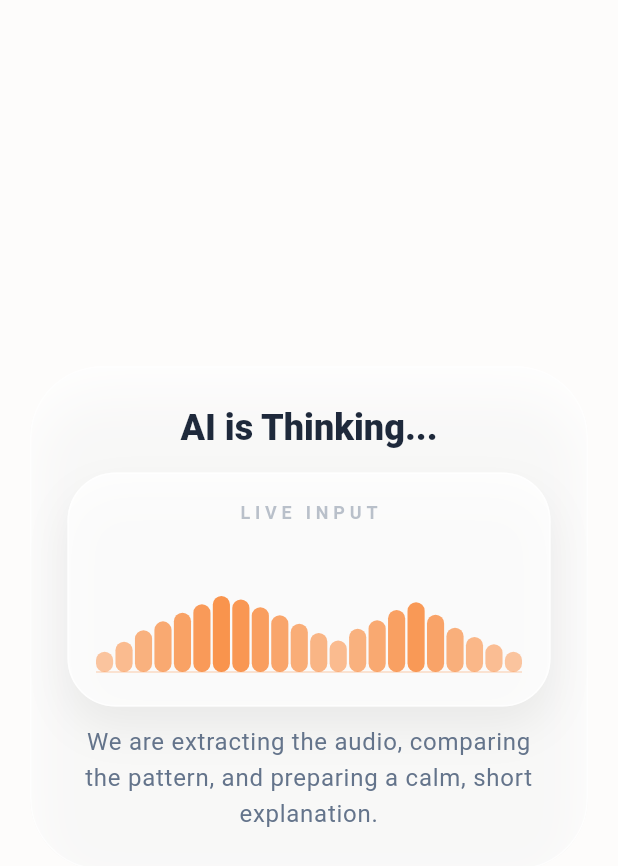
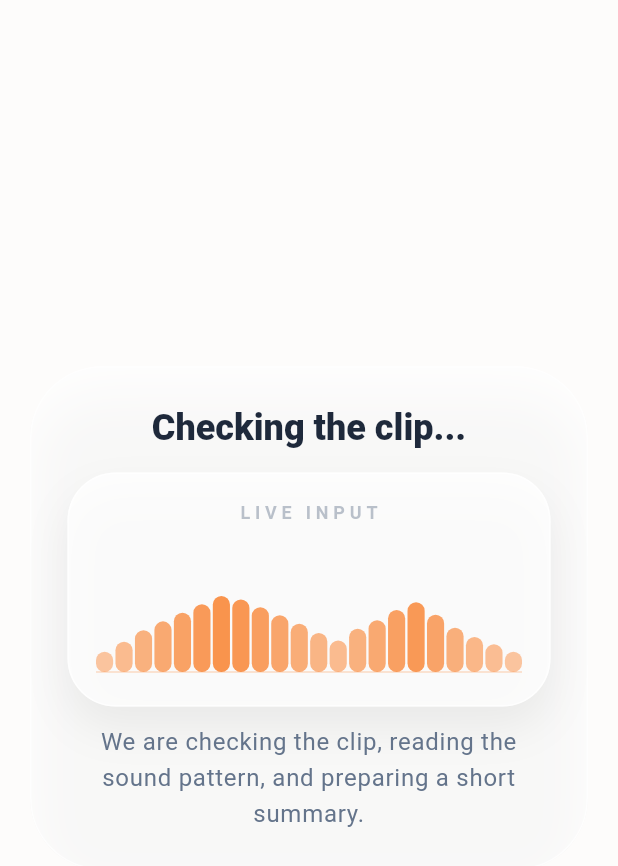
Before and after one commit to fuhao808/ai-baby-cry-copilot, a Flutter app: the LoadingScreen widget shown alone on an empty page, opened directly, on a phone screen of 412 x 824 dp. Shown: the top 866 px of the screen. Run offline on Flutter 3.47's test engine with Material 3 defaults, Android fonts, the phone set to English and light mode, and no system bars; our stand-ins replace cloud_firestore, dio, file_picker, firebase_auth, firebase_core, firebase_storage and 3 more; missing offline and left inert: audio_session, record; accounts and stored records are empty.

Commit message:
Refine result insight wording

```diff
--- a/frontend/lib/screens/loading_screen.dart
+++ b/frontend/lib/screens/loading_screen.dart
@@ -17,7 +17,7 @@ class LoadingScreen extends StatelessWidget {
             mainAxisSize: MainAxisSize.min,
             children: [
               Text(
-                'AI is Thinking...',
+                'Checking the clip...',
                 style: Theme.of(context).textTheme.headlineSmall,
                 textAlign: TextAlign.center,
               ),
@@ -55,7 +55,7 @@ class LoadingScreen extends StatelessWidget {
               ),
               const SizedBox(height: 12),
               Text(
-                'We are extracting the audio, comparing the pattern, and preparing a calm, short explanation.',
+                'We are checking the clip, reading the sound pattern, and preparing a short summary.',
                 textAlign: TextAlign.center,
                 style: Theme.of(context).textTheme.bodyLarge?.copyWith(
                       color: Theme.of(context).colorScheme.onSurfaceVariant,
--- a/frontend/lib/screens/result_screen.dart
+++ b/frontend/lib/screens/result_screen.dart
@@ -37,7 +37,7 @@ class ResultScreen extends ConsumerWidget {
     final canCollectFeedback = result.requiresCryFeedback;
     final insightTitle = canCollectFeedback ? 'AI Insight' : 'Audio Insight';
     final resultSubtitle = canCollectFeedback
-        ? 'This is the strongest cry-related signal from the current clip.'
+        ? 'This is the clearest cry-like signal in the clip.'
         : result.resultSummary;
     final hasPatterns = result.phoneticPatterns.isNotEmpty;
     final hasDetectedSound =
```
Also changed, not shown: 1 other file.
